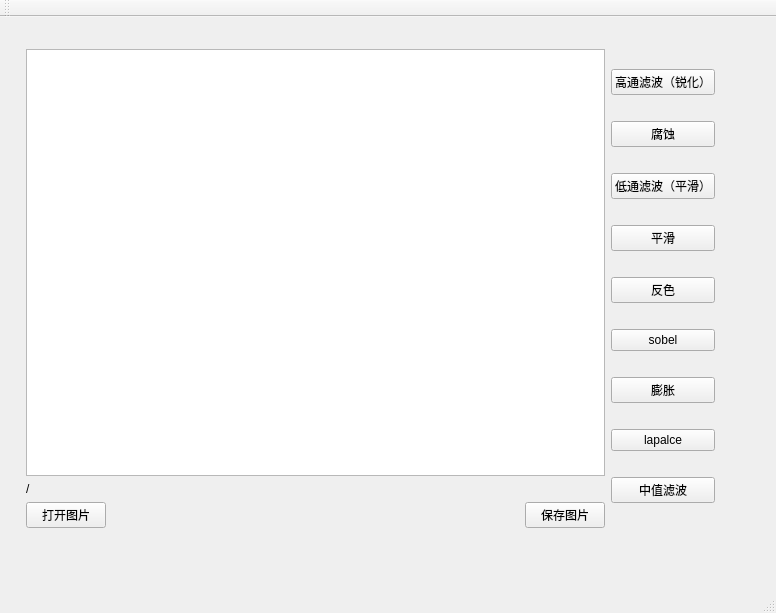
screamlsj/pretreat, file pretreat_demo1/pretreat.ui: the form before one commit.
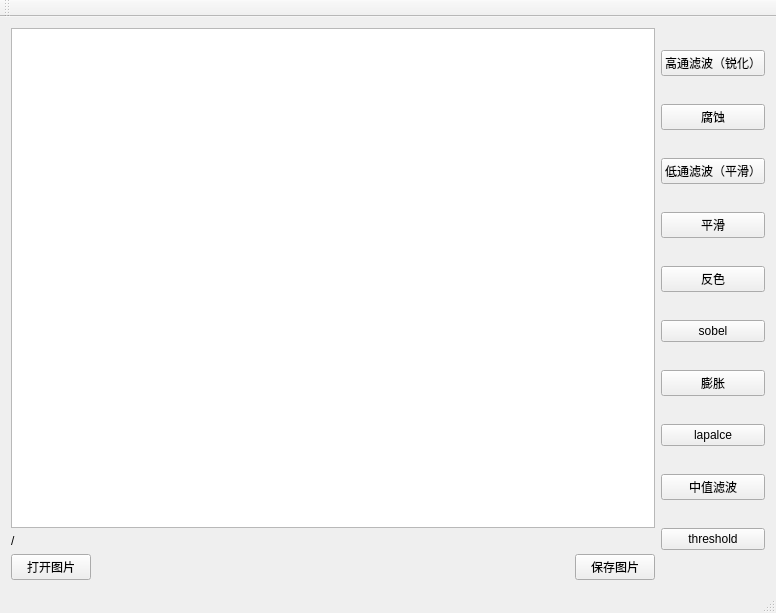
The form after the commit.

```diff
--- a/pretreat_demo1/pretreat.ui
+++ b/pretreat_demo1/pretreat.ui
@@ -14,17 +14,8 @@
    <string>PreTreat</string>
   </property>
   <widget class="QWidget" name="centralWidget">
-   <widget class="QWidget" name="">
-    <property name="geometry">
-     <rect>
-      <x>15</x>
-      <y>21</y>
-      <width>711</width>
-      <height>501</height>
-     </rect>
-    </property>
-    <layout class="QHBoxLayout" name="horizontalLayout_2">
-     <item>
+   <layout class="QGridLayout" name="gridLayout">
+    <item row="0" column="0">
       <layout class="QVBoxLayout" name="verticalLayout">
        <item>
         <widget class="QGraphicsView" name="graphicsView"/>
@@ -69,7 +60,7 @@
        </item>
       </layout>
      </item>
-     <item>
+    <item row="0" column="1">
       <layout class="QVBoxLayout" name="verticalLayout_2">
        <item>
         <widget class="QPushButton" name="HighpassButton">
@@ -134,10 +125,16 @@
          </property>
         </widget>
        </item>
-      </layout>
-     </item>
-    </layout>
-   </widget>
+      <item>
+       <widget class="QPushButton" name="thresholdButton">
+        <property name="text">
+         <string>threshold</string>
+        </property>
+       </widget>
+      </item>
+     </layout>
+    </item>
+   </layout>
   </widget>
   <widget class="QMenuBar" name="menuBar">
    <property name="geometry">
```
Lines whose indentation alone changed are shown as unchanged.
